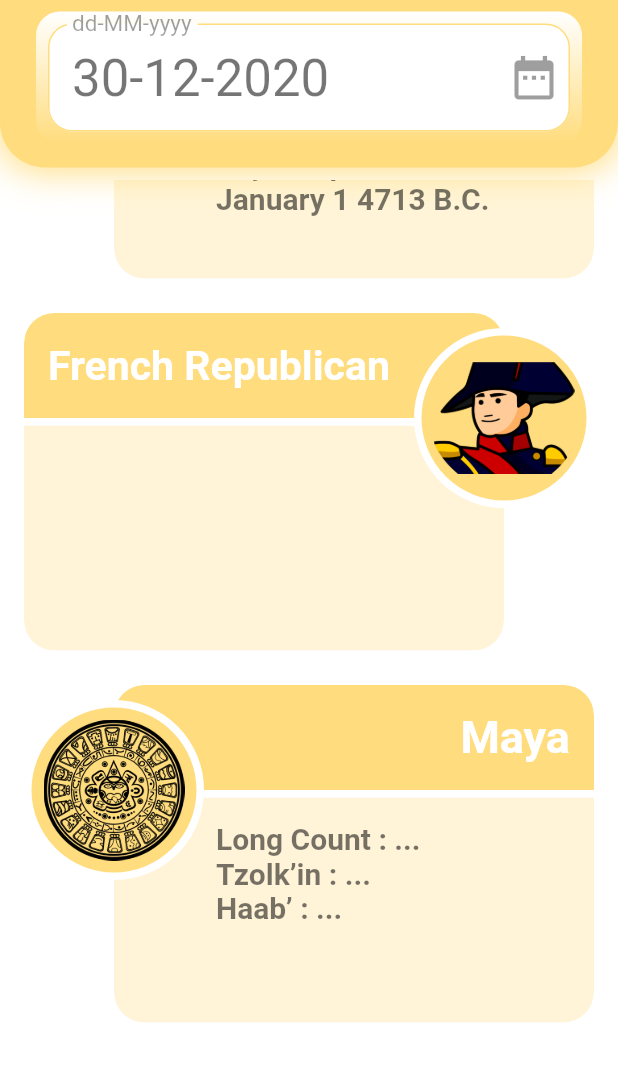
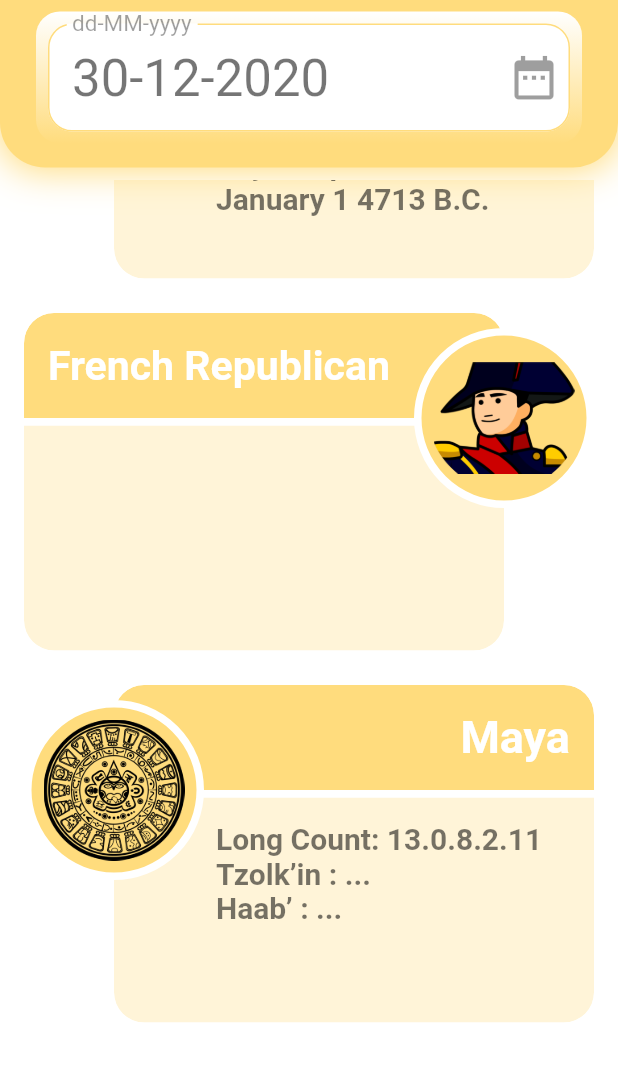
Before and after one commit to nick990/CalendarConverter, a Flutter app: the screen it shows after launch, scrolled down 175 dp, on a phone screen of 412 x 824 dp, the part 155-1236 px from its top. Run offline on Flutter 3.47's test engine with Material 2 defaults, Android fonts, the phone set to English and light mode, and no system bars; our stand-ins replace bloc, equatable, flutter_bloc.

Commit message:
Added long count to maya calendar.

```diff
--- a/lib/components/calendar_items/calendar_item.dart
+++ b/lib/components/calendar_items/calendar_item.dart
@@ -91,9 +91,13 @@ class CalendarItem extends StatelessWidget {
               ? ThemeUtils.defaultPadding + r
               : ThemeUtils.defaultPadding * 2,
         ),
-        child: DefaultTextStyle(
-          child: this.body,
-          style: ThemeUtils.cardBodyTextStyle,
+        child: FittedBox(
+          fit: BoxFit.scaleDown,
+          alignment: Alignment.topLeft,
+          child: DefaultTextStyle(
+            child: this.body,
+            style: ThemeUtils.cardBodyTextStyle,
+          ),
         ),
       ),
     );
--- a/lib/components/calendar_items/maya.dart
+++ b/lib/components/calendar_items/maya.dart
@@ -1,31 +1,24 @@
+import 'package:calendar_converter/bloc/date_bloc.dart';
 import 'package:calendar_converter/components/calendar_items/calendar_item.dart';
 import 'package:calendar_converter/utils/calendar_utils.dart';
 import 'package:flutter/material.dart';
-import 'package:provider/provider.dart';
-import 'package:intl/intl.dart';
+import 'package:flutter_bloc/flutter_bloc.dart';
 
 class MayaCalendarItemWidget extends StatelessWidget {
-  DateTime _date;
-  DateFormat _format;
   final bool imageOnLeft;
 
   MayaCalendarItemWidget({Key key, this.imageOnLeft = true}) : super(key: key);
 
   @override
   Widget build(BuildContext context) {
-    // final dataProvider = Provider.of<DataProvider>(context);
-    // _date = dataProvider.date;
-
-    // //August 11, 3114 BC
-    // int creationJD =
-    //     CalendarUtils.getJulianDayFromDateTime(new DateTime(-3113, 8, 11));
-    // print(creationJD);
-
+    return BlocBuilder<DateBloc, DateState>(
+      builder: (context, state) {
+        String longCount = CalendarUtils.getMayaLongCount(state.julianDay);
         var body = Column(
           crossAxisAlignment: CrossAxisAlignment.start,
           children: [
             Text(
-          'Long Count : ...',
+              'Long Count: $longCount',
             ),
             Text(
               'Tzolkʼin : ...',
@@ -35,12 +28,13 @@ class MayaCalendarItemWidget extends StatelessWidget {
             ),
           ],
         );
-
         return CalendarItem(
           titleText: 'Maya',
           imageAsset: 'assets/images/maya.png',
           body: body,
           imageOnLeft: imageOnLeft,
         );
+      },
+    );
   }
 }
--- a/lib/utils/calendar_utils.dart
+++ b/lib/utils/calendar_utils.dart
@@ -1,5 +1,4 @@
 class CalendarUtils {
-  //August 11, 3114 BC
   static getJulianDayFromDateTime(DateTime date) {
     int julianDay;
     int a = (date.year / 100).floor();
@@ -26,4 +25,22 @@ class CalendarUtils {
     }
     return formattedString;
   }
+
+  static String getMayaLongCount(int jd) {
+    //August 11, 3114 BC
+    //CalendarUtils.getJulianDayFromDateTime(new DateTime(-3113, 8, 11));
+    int creationJD = 584282;
+    int dayElapsed = jd - creationJD;
+    int baktun, katun, tun, uinal, kin;
+    baktun = dayElapsed ~/ 144000;
+    dayElapsed -= (baktun * 144000);
+    katun = dayElapsed ~/ 7200;
+    dayElapsed -= (katun * 7200);
+    tun = dayElapsed ~/ 360;
+    dayElapsed -= (tun * 360);
+    uinal = dayElapsed ~/ 20;
+    dayElapsed -= (uinal * 20);
+    kin = dayElapsed;
+    return "$baktun.$katun.$tun.$uinal.$kin";
+  }
 }
```
Lines whose indentation alone changed are shown as unchanged.
